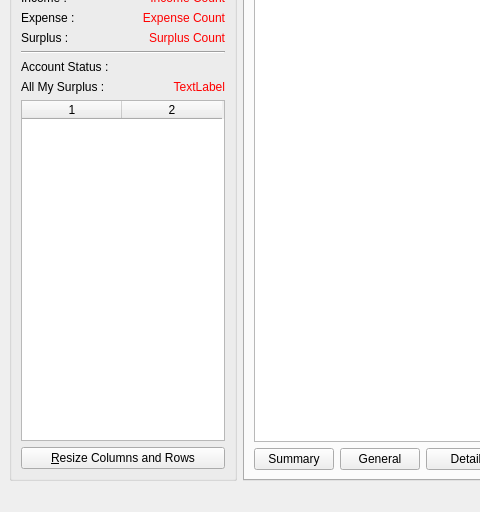
Before: the Qt Designer form trunk/src/ABMainWindow.ui in liyiji/account-book, drawn with Qt 5; both pictures show x 0 to 480 and y 128 to 640 of the 857 by 640 pixel window.
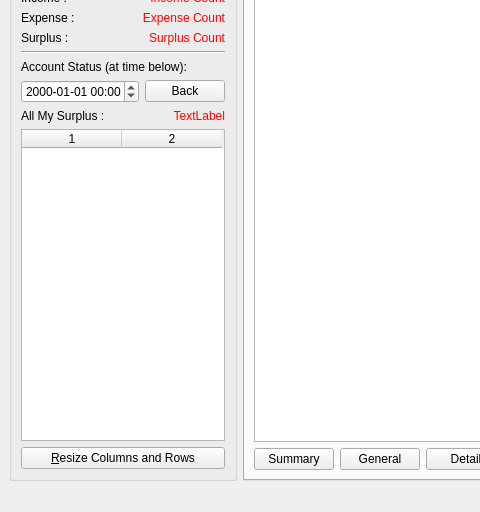
After: the same form once the commit is applied.

Patch:
```diff
--- a/trunk/src/ABMainWindow.ui
+++ b/trunk/src/ABMainWindow.ui
@@ -343,23 +343,29 @@
        <item row="4" column="0">
         <widget class="QLabel" name="label_4">
          <property name="text">
-          <string>Account Status :</string>
+          <string>Account Status (at time below):</string>
          </property>
         </widget>
        </item>
-       <item row="6" column="0">
-        <widget class="QTableWidget" name="tableWidget">
-         <property name="sortingEnabled">
-          <bool>true</bool>
-         </property>
-         <property name="columnCount">
-          <number>2</number>
-         </property>
-         <column/>
-         <column/>
-        </widget>
-       </item>
        <item row="5" column="0">
+        <layout class="QHBoxLayout" name="horizontalLayout_4">
+         <item>
+          <widget class="QDateTimeEdit" name="dateTimeEdit">
+           <property name="displayFormat">
+            <string>yyyy-MM-dd HH:mm</string>
+           </property>
+          </widget>
+         </item>
+         <item>
+          <widget class="QPushButton" name="buttonBackToCurTime">
+           <property name="text">
+            <string>Back</string>
+           </property>
+          </widget>
+         </item>
+        </layout>
+       </item>
+       <item row="6" column="0">
         <layout class="QHBoxLayout" name="horizontalLayout_3">
          <item>
           <widget class="QLabel" name="label_3">
@@ -418,6 +424,18 @@
         </layout>
        </item>
        <item row="7" column="0">
+        <widget class="QTableWidget" name="tableAccount">
+         <property name="sortingEnabled">
+          <bool>true</bool>
+         </property>
+         <property name="columnCount">
+          <number>2</number>
+         </property>
+         <column/>
+         <column/>
+        </widget>
+       </item>
+       <item row="8" column="0">
         <widget class="QPushButton" name="buttonResize">
          <property name="text">
           <string>&amp;Resize Columns and Rows</string>
```
Left out of the diff: 10 changed lines with no effect on the pictures.
